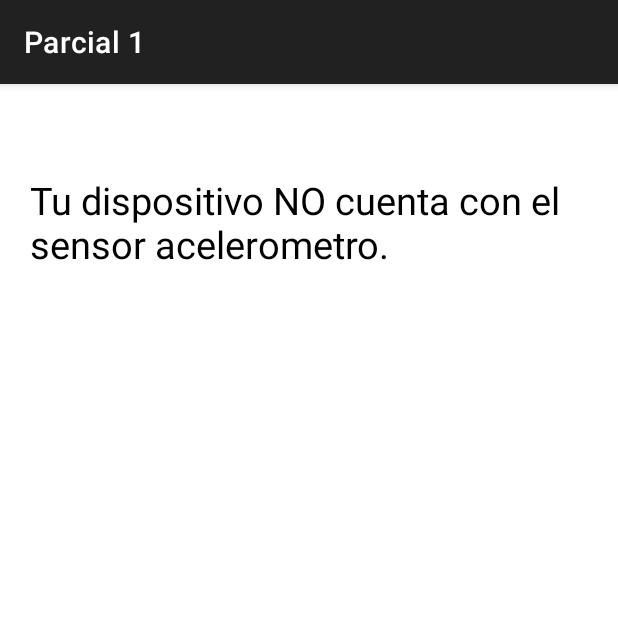
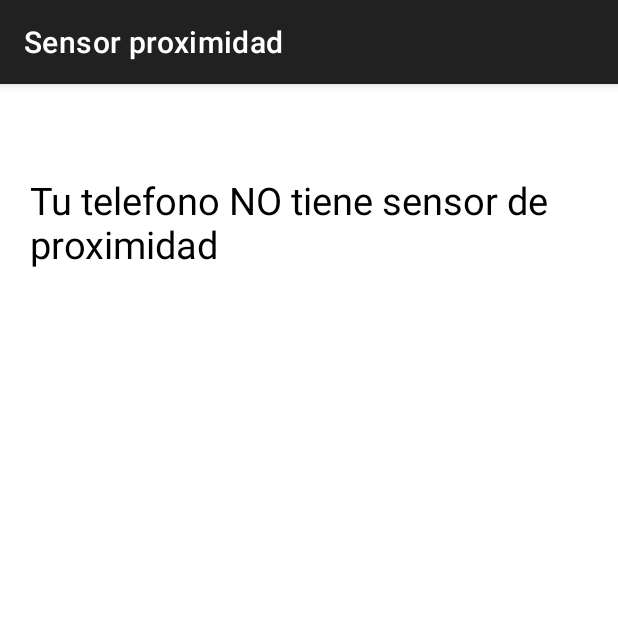
Before and after one commit to KilmarAlfaro/ProgramacionIICiclo3, an Android app: the MainActivity screen opened directly, with no data from a screen before it, on a phone screen of 412 x 824 dp, the top half of it. Run offline under Robolectric (Android 15) with nearby library versions, the phone set to English and light mode, and no system bars; 1 statement that could not run was skipped.

Commit message:
Sensor proximidad

```diff
--- a/ProgramacionII/app/src/main/java/com/example/programacionii/MainActivity.java
+++ b/ProgramacionII/app/src/main/java/com/example/programacionii/MainActivity.java
@@ -3,36 +3,37 @@ package com.example.programacionii;
 import androidx.appcompat.app.AppCompatActivity;
 
 
-
+import android.graphics.Color;
 import android.hardware.Sensor;
 import android.hardware.SensorEvent;
 import android.hardware.SensorEventListener;
 import android.hardware.SensorManager;
-
 import android.os.Bundle;
-
+import android.view.View;
+import android.widget.Button;
+import android.widget.RadioGroup;
+import android.widget.Spinner;
 import android.widget.TextView;
 
 
 public class MainActivity extends AppCompatActivity {
 
 
+    TextView tempVal;
     SensorManager sensorManager;
     Sensor sensor;
     SensorEventListener sensorEventListener;
-    TextView tempVal;
 
     @Override
     protected void onCreate(Bundle savedInstanceState) {
         super.onCreate(savedInstanceState);
         setContentView(R.layout.activity_main);
-        tempVal = findViewById(R.id.lblSensorAcelerometro);
-        activarSensorAcelerometro();
-
+        tempVal = findViewById(R.id.lblSensorProximidad);
+        activarSensorProximidad();
     }
     @Override
     protected void onResume() {
-        inicar();
+        iniciar();
         super.onResume();
     }
     @Override
@@ -40,18 +41,25 @@ public class MainActivity extends AppCompatActivity {
         detener();
         super.onPause();
     }
-    private void activarSensorAcelerometro(){
+    private void activarSensorProximidad(){
         sensorManager = (SensorManager) getSystemService(SENSOR_SERVICE);
-        sensor = sensorManager.getDefaultSensor(Sensor.TYPE_ACCELEROMETER);
+        sensor = sensorManager.getDefaultSensor(Sensor.TYPE_PROXIMITY);
         if(sensor==null){
-            tempVal.setText("Tu dispositivo NO cuenta con el sensor acelerometro.");
+            tempVal.setText("Tu telefono NO tiene sensor de proximidad");
             finish();
         }
         sensorEventListener = new SensorEventListener() {
             @Override
             public void onSensorChanged(SensorEvent sensorEvent) {
-                tempVal.setText("Acelerometro: X="+ sensorEvent.values[0]+ "; Y="+ sensorEvent.values[1] +"; Z="+
-                        sensorEvent.values[2]);
+                double valor = sensorEvent.values[0];
+                tempVal.setText("Proximidad: "+ valor);
+                if( valor<=4 ){
+                    getWindow().getDecorView().setBackgroundColor(Color.BLUE);
+                } else if (valor<=8) {
+                    getWindow().getDecorView().setBackgroundColor(Color.RED);
+                }else{
+                    getWindow().getDecorView().setBackgroundColor(Color.YELLOW);
+                }
             }
             @Override
             public void onAccuracyChanged(Sensor sensor, int i) {
@@ -59,8 +67,8 @@ public class MainActivity extends AppCompatActivity {
             }
         };
     }
-    private void inicar(){
-        sensorManager.registerListener(sensorEventListener, sensor,2000*1000 );
+    private void iniciar(){
+        sensorManager.registerListener(sensorEventListener, sensor, 2000*1000);
     }
     private void detener(){
         sensorManager.unregisterListener(sensorEventListener);
--- a/ProgramacionII/app/src/main/res/layout/activity_main.xml
+++ b/ProgramacionII/app/src/main/res/layout/activity_main.xml
@@ -7,13 +7,14 @@
     tools:context=".MainActivity">
 
     <TextView
-        android:id="@+id/lblSensorAcelerometro"
-        android:layout_width="wrap_content"
+        android:id="@+id/lblSensorProximidad"
+        android:text="Sensor de Proximidad: ?"
         android:layout_marginTop="60dp"
         android:layout_marginLeft="20dp"
-        android:text="Sensor Acelerometro: ?"
+        android:layout_width="wrap_content"
         android:layout_height="wrap_content"
-        android:textSize="25dp"
-        android:textColor="@color/black"/>
+        android:background="@color/white"
+        android:textColor="@color/black"
+        android:textSize="25dp"/>
 
 </RelativeLayout>
--- a/ProgramacionII/app/src/main/res/values/strings.xml
+++ b/ProgramacionII/app/src/main/res/values/strings.xml
@@ -1,5 +1,5 @@
 <resources>
-    <string name="app_name">Parcial 1</string>
+    <string name="app_name">Sensor proximidad</string>
 
 
 </resources>
```
